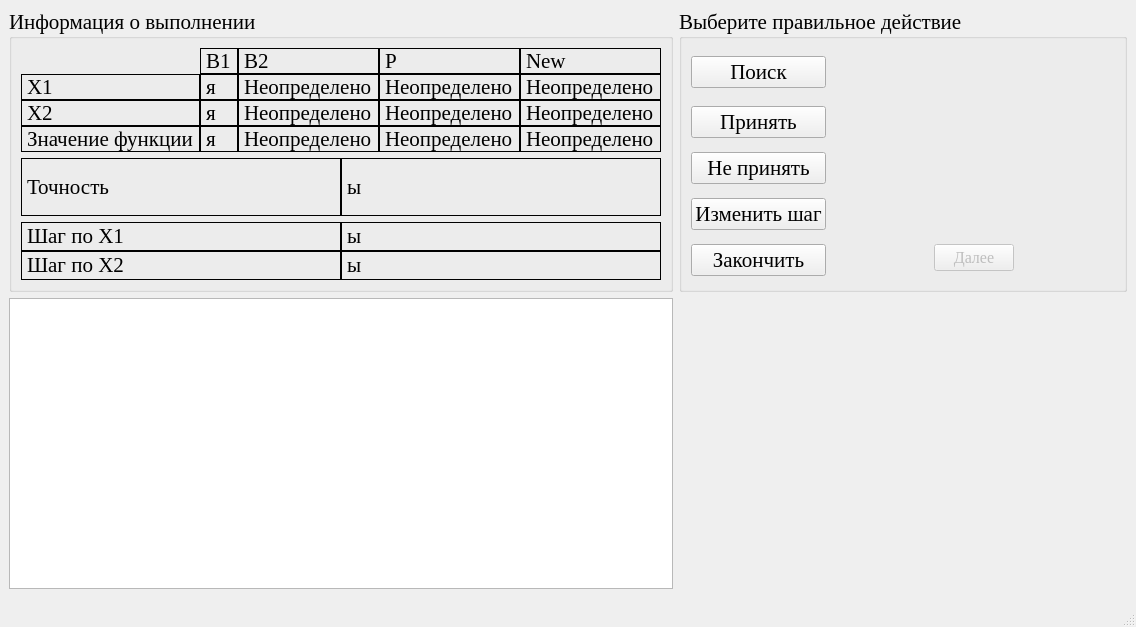
The window that optimizationmethods/ui/HuGi.ui (Eliminationzx/optimizationmethods) describes before a commit, drawn with Qt 5.
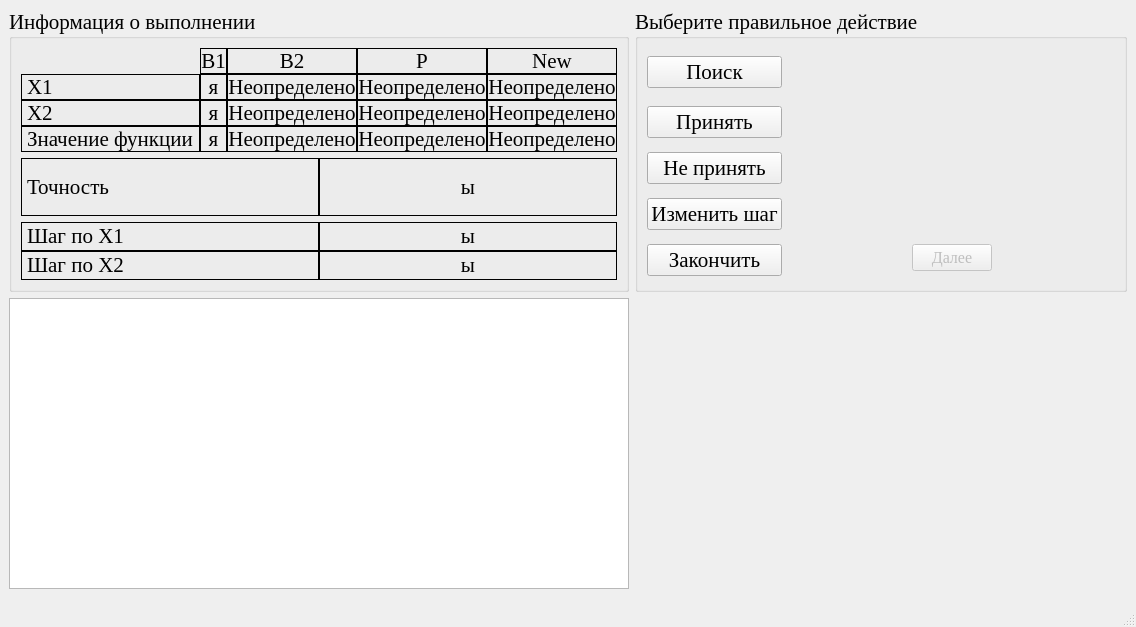
The same window after the commit. Icons and pictures are not drawn.

Commit message: доработал существующие формы.

Diff of the .ui file:
```diff
--- a/optimizationmethods/ui/HuGi.ui
+++ b/optimizationmethods/ui/HuGi.ui
@@ -35,7 +35,7 @@
       </property>
       <layout class="QGridLayout" name="gridLayout_6">
        <item row="0" column="0">
-        <layout class="QGridLayout" name="gridLayout_3">
+        <layout class="QGridLayout" name="gridLayout_3" columnstretch="1,1,1,1,1">
          <property name="spacing">
           <number>0</number>
          </property>
@@ -47,6 +47,9 @@
            <property name="text">
             <string>B1</string>
            </property>
+           <property name="alignment">
+            <set>Qt::AlignCenter</set>
+           </property>
            <property name="textInteractionFlags">
             <set>Qt::LinksAccessibleByMouse|Qt::TextSelectableByMouse</set>
            </property>
@@ -60,6 +63,9 @@
            <property name="text">
             <string>B2</string>
            </property>
+           <property name="alignment">
+            <set>Qt::AlignCenter</set>
+           </property>
            <property name="textInteractionFlags">
             <set>Qt::LinksAccessibleByMouse|Qt::TextSelectableByMouse</set>
            </property>
@@ -73,6 +79,9 @@
            <property name="text">
             <string>P</string>
            </property>
+           <property name="alignment">
+            <set>Qt::AlignCenter</set>
+           </property>
            <property name="textInteractionFlags">
             <set>Qt::LinksAccessibleByMouse|Qt::TextSelectableByMouse</set>
            </property>
@@ -86,6 +95,9 @@
            <property name="text">
             <string>New</string>
            </property>
+           <property name="alignment">
+            <set>Qt::AlignCenter</set>
+           </property>
            <property name="textInteractionFlags">
             <set>Qt::LinksAccessibleByMouse|Qt::TextSelectableByMouse</set>
            </property>
@@ -112,6 +124,9 @@
            <property name="text">
             <string>я</string>
            </property>
+           <property name="alignment">
+            <set>Qt::AlignCenter</set>
+           </property>
            <property name="textInteractionFlags">
             <set>Qt::LinksAccessibleByMouse|Qt::TextSelectableByMouse</set>
            </property>
@@ -125,6 +140,9 @@
            <property name="text">
             <string>Неопределено</string>
            </property>
+           <property name="alignment">
+            <set>Qt::AlignCenter</set>
+           </property>
            <property name="textInteractionFlags">
             <set>Qt::LinksAccessibleByMouse|Qt::TextSelectableByMouse</set>
            </property>
@@ -138,6 +156,9 @@
            <property name="text">
             <string>Неопределено</string>
            </property>
+           <property name="alignment">
+            <set>Qt::AlignCenter</set>
+           </property>
            <property name="textInteractionFlags">
             <set>Qt::LinksAccessibleByMouse|Qt::TextSelectableByMouse</set>
            </property>
@@ -151,6 +172,9 @@
            <property name="text">
             <string>Неопределено</string>
            </property>
+           <property name="alignment">
+            <set>Qt::AlignCenter</set>
+           </property>
            <property name="textInteractionFlags">
             <set>Qt::LinksAccessibleByMouse|Qt::TextSelectableByMouse</set>
            </property>
@@ -177,6 +201,9 @@
            <property name="text">
             <string>я</string>
            </property>
+           <property name="alignment">
+            <set>Qt::AlignCenter</set>
+           </property>
            <property name="textInteractionFlags">
             <set>Qt::LinksAccessibleByMouse|Qt::TextSelectableByMouse</set>
            </property>
@@ -190,6 +217,9 @@
            <property name="text">
             <string>Неопределено</string>
            </property>
+           <property name="alignment">
+            <set>Qt::AlignCenter</set>
+           </property>
            <property name="textInteractionFlags">
             <set>Qt::LinksAccessibleByMouse|Qt::TextSelectableByMouse</set>
            </property>
@@ -203,6 +233,9 @@
            <property name="text">
             <string>Неопределено</string>
            </property>
+           <property name="alignment">
+            <set>Qt::AlignCenter</set>
+           </property>
            <property name="textInteractionFlags">
             <set>Qt::LinksAccessibleByMouse|Qt::TextSelectableByMouse</set>
            </property>
@@ -216,6 +249,9 @@
            <property name="text">
             <string>Неопределено</string>
            </property>
+           <property name="alignment">
+            <set>Qt::AlignCenter</set>
+           </property>
            <property name="textInteractionFlags">
             <set>Qt::LinksAccessibleByMouse|Qt::TextSelectableByMouse</set>
            </property>
@@ -242,6 +278,9 @@
            <property name="text">
             <string>я</string>
            </property>
+           <property name="alignment">
+            <set>Qt::AlignCenter</set>
+           </property>
            <property name="textInteractionFlags">
             <set>Qt::LinksAccessibleByMouse|Qt::TextSelectableByMouse</set>
            </property>
@@ -255,6 +294,9 @@
            <property name="text">
             <string>Неопределено</string>
            </property>
+           <property name="alignment">
+            <set>Qt::AlignCenter</set>
+           </property>
            <property name="textInteractionFlags">
             <set>Qt::LinksAccessibleByMouse|Qt::TextSelectableByMouse</set>
            </property>
@@ -268,6 +310,9 @@
            <property name="text">
             <string>Неопределено</string>
            </property>
+           <property name="alignment">
+            <set>Qt::AlignCenter</set>
+           </property>
            <property name="textInteractionFlags">
             <set>Qt::LinksAccessibleByMouse|Qt::TextSelectableByMouse</set>
            </property>
@@ -281,6 +326,9 @@
            <property name="text">
             <string>Неопределено</string>
            </property>
+           <property name="alignment">
+            <set>Qt::AlignCenter</set>
+           </property>
            <property name="textInteractionFlags">
             <set>Qt::LinksAccessibleByMouse|Qt::TextSelectableByMouse</set>
            </property>
@@ -314,6 +362,9 @@
            <property name="text">
             <string>ы</string>
            </property>
+           <property name="alignment">
+            <set>Qt::AlignCenter</set>
+           </property>
            <property name="textInteractionFlags">
             <set>Qt::LinksAccessibleByMouse|Qt::TextSelectableByMouse</set>
            </property>
@@ -347,6 +398,9 @@
            <property name="text">
             <string>ы</string>
            </property>
+           <property name="alignment">
+            <set>Qt::AlignCenter</set>
+           </property>
            <property name="textInteractionFlags">
             <set>Qt::LinksAccessibleByMouse|Qt::TextSelectableByMouse</set>
            </property>
@@ -373,6 +427,9 @@
            <property name="text">
             <string>ы</string>
            </property>
+           <property name="alignment">
+            <set>Qt::AlignCenter</set>
+           </property>
            <property name="textInteractionFlags">
             <set>Qt::LinksAccessibleByMouse|Qt::TextSelectableByMouse</set>
            </property>
```
The commit also changes 6 other files.
